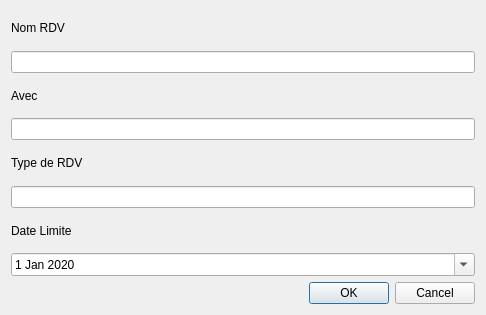
Before: the Qt Designer form UI/RDVTodo.ui in florentsarat/dossiermgt, drawn with Qt 5.
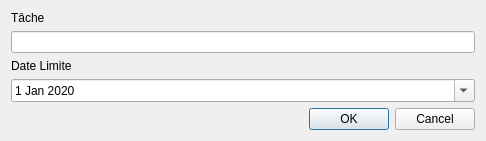
After: the same form once the commit is applied.

Patch:
```diff
--- a/UI/RDVTodo.ui
+++ b/UI/RDVTodo.ui
@@ -7,7 +7,7 @@
     <x>0</x>
     <y>0</y>
     <width>486</width>
-    <height>315</height>
+    <height>131</height>
    </rect>
   </property>
   <property name="windowTitle">
@@ -20,33 +20,13 @@
    <item>
     <widget class="QLabel" name="NomduRDV">
      <property name="text">
-      <string>Nom RDV</string>
+      <string>Tâche</string>
      </property>
     </widget>
    </item>
    <item>
     <widget class="QLineEdit" name="NomRDVal"/>
    </item>
-   <item>
-    <widget class="QLabel" name="AvecLabel">
-     <property name="text">
-      <string>Avec</string>
-     </property>
-    </widget>
-   </item>
-   <item>
-    <widget class="QLineEdit" name="AvecVal"/>
-   </item>
-   <item>
-    <widget class="QLabel" name="TypeRDV">
-     <property name="text">
-      <string>Type de RDV</string>
-     </property>
-    </widget>
-   </item>
-   <item>
-    <widget class="QLineEdit" name="typeRDVVal"/>
-   </item>
    <item>
     <widget class="QLabel" name="DateLimite">
      <property name="text">
```
Left out of the diff: 2 changed lines with no effect on the pictures.
